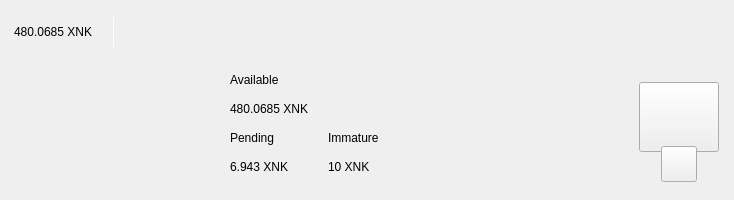
First picture: the form in src/qt/encocoin/forms/topbar.ui, repository kopernikus-git/xnk-1, before the edit.
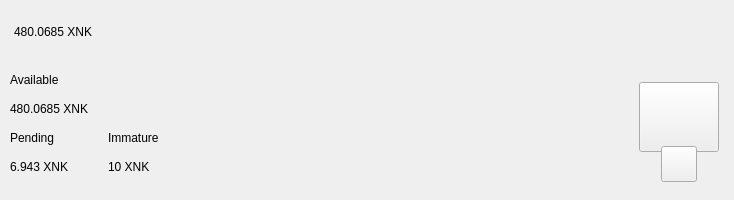
Second picture: the form after the edit. Custom widgets are drawn as their Qt base class.

```diff
--- a/src/qt/encocoin/forms/topbar.ui
+++ b/src/qt/encocoin/forms/topbar.ui
@@ -123,62 +123,6 @@
               </property>
              </widget>
             </item>
-            <item>
-             <spacer name="horizontalSpacer_11">
-              <property name="orientation">
-               <enum>Qt::Horizontal</enum>
-              </property>
-              <property name="sizeType">
-               <enum>QSizePolicy::Fixed</enum>
-              </property>
-              <property name="sizeHint" stdset="0">
-               <size>
-                <width>20</width>
-                <height>20</height>
-               </size>
-              </property>
-             </spacer>
-            </item>
-            <item alignment="Qt::AlignVCenter">
-             <widget class="QLabel" name="label_16">
-              <property name="minimumSize">
-               <size>
-                <width>1</width>
-                <height>30</height>
-               </size>
-              </property>
-              <property name="maximumSize">
-               <size>
-                <width>1</width>
-                <height>30</height>
-               </size>
-              </property>
-              <property name="styleSheet">
-               <string notr="true">background-color:white;
-padding:0px;
-border:none;</string>
-              </property>
-              <property name="text">
-               <string/>
-              </property>
-             </widget>
-            </item>
-            <item>
-             <spacer name="horizontalSpacer_12">
-              <property name="orientation">
-               <enum>Qt::Horizontal</enum>
-              </property>
-              <property name="sizeType">
-               <enum>QSizePolicy::Fixed</enum>
-              </property>
-              <property name="sizeHint" stdset="0">
-               <size>
-                <width>20</width>
-                <height>20</height>
-               </size>
-              </property>
-             </spacer>
-            </item>
            </layout>
           </widget>
          </item>
@@ -367,19 +311,6 @@
          <property name="bottomMargin">
           <number>10</number>
          </property>
-         <item>
-          <spacer name="horizontalSpacer_4">
-           <property name="orientation">
-            <enum>Qt::Horizontal</enum>
-           </property>
-           <property name="sizeHint" stdset="0">
-            <size>
-             <width>40</width>
-             <height>20</height>
-            </size>
-           </property>
-          </spacer>
-         </item>
          <item>
           <layout class="QHBoxLayout" name="horizontalLayout_3">
            <property name="bottomMargin">
```
Left out of the diff: 8 changed lines with no effect on the pictures.
